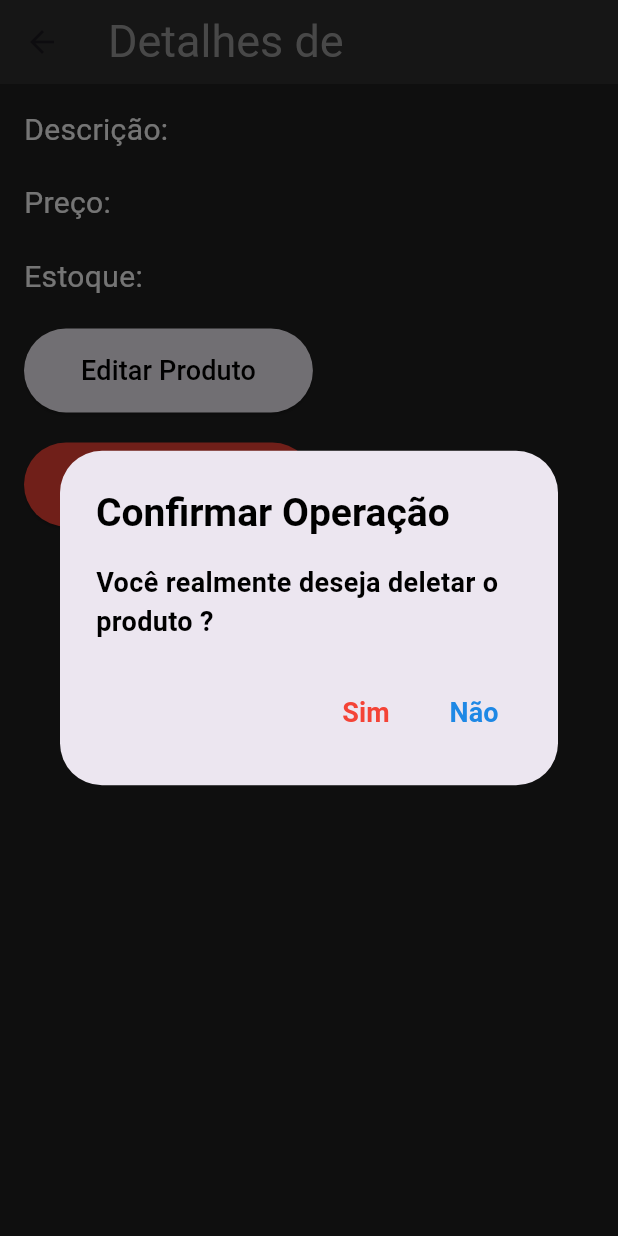
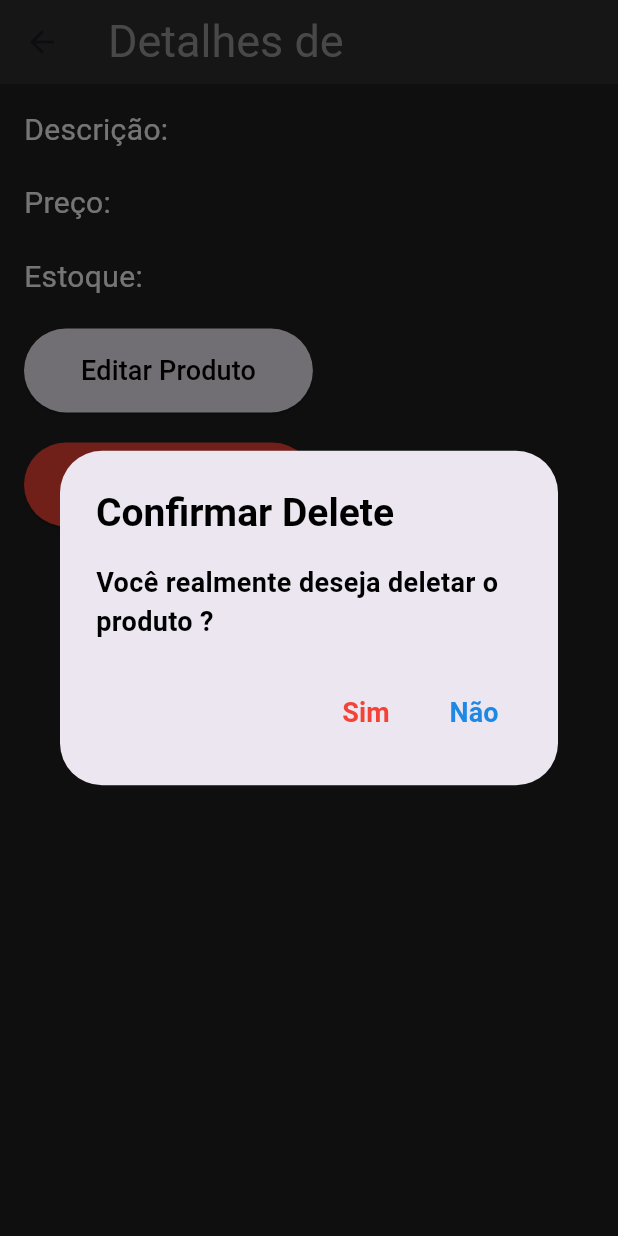
Before and after one commit to Jaovitosr/produtos-web, a Flutter app: the ProdutoDetalhesPage screen opened directly with empty values, after a tap on "Deletar Produto", on a phone screen of 412 x 824 dp. Run offline on Flutter 3.47's test engine with Material 3 defaults, Android fonts, the phone set to English and light mode, and no system bars; network calls fail.

Commit message:
Commit Inicial

```diff
--- a/lib/main.dart
+++ b/lib/main.dart
@@ -212,7 +212,7 @@ class ProdutoDetalhesPage extends StatelessWidget {
                       builder: (context) {
                         return AlertDialog(
                           title: Text(
-                            "Confirmar Operação",
+                            "Confirmar Delete",
                             style: TextStyle(
                               color: Colors.black,
                               fontSize: 26,
```
